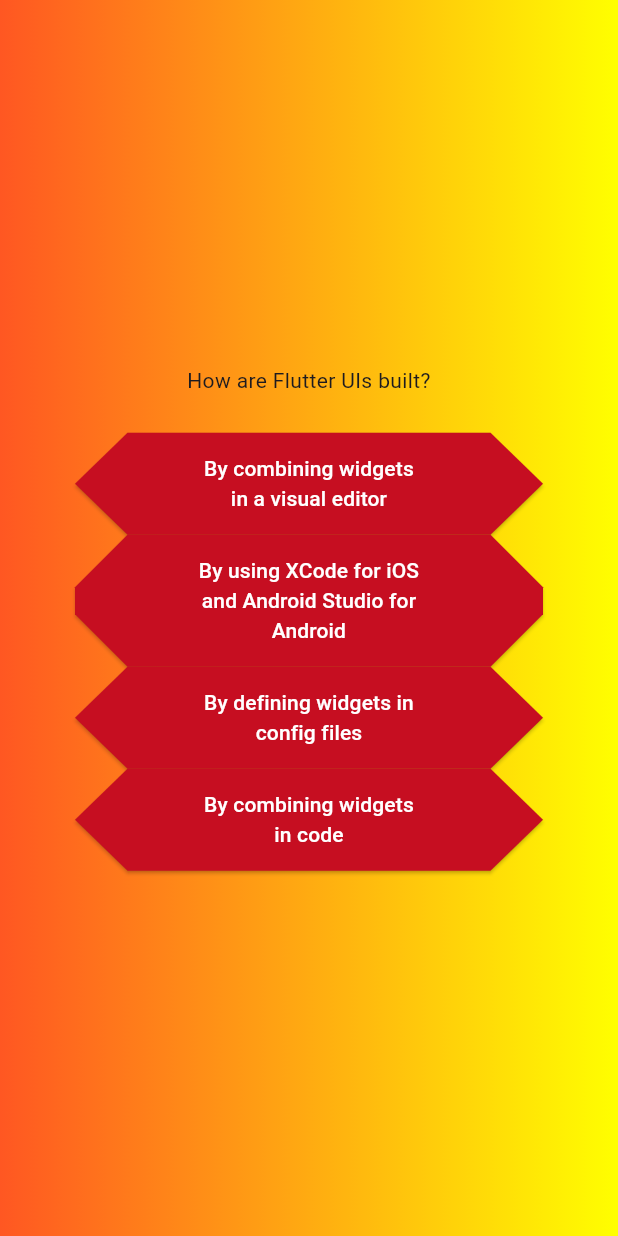
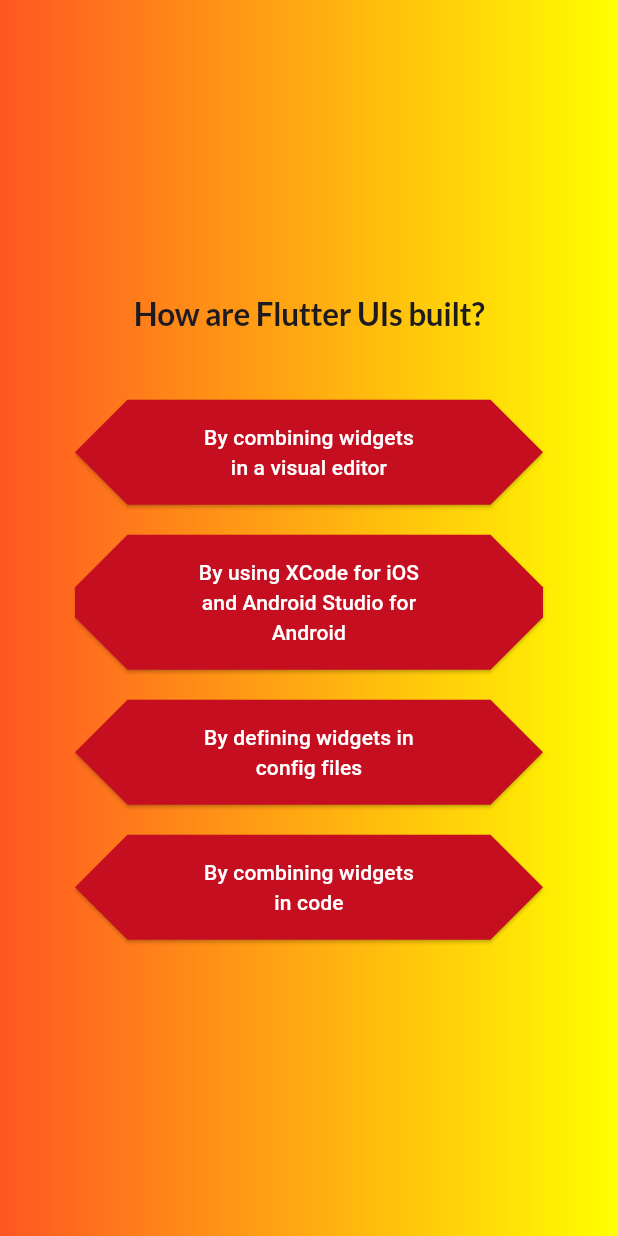
Before and after one commit to Manas4507/second_app, a Flutter app: the screen it shows after launch, after a tap on "Start quiz", after a tap on "Components", on a phone screen of 412 x 824 dp. Run offline on Flutter 3.47's test engine with Material 3 defaults, Android fonts, the phone set to English and light mode, and no system bars; our stand-ins replace google_fonts.

```diff
--- a/lib/answerbutton.dart
+++ b/lib/answerbutton.dart
@@ -2,6 +2,7 @@ import 'package:flutter/cupertino.dart';
 import 'package:flutter/material.dart';
 import 'package:flutter/painting.dart';
 import 'package:flutter/rendering.dart';
+import 'package:flutter/widgets.dart';
 
 class AnswerButton extends StatelessWidget{
 
@@ -14,15 +15,18 @@ class AnswerButton extends StatelessWidget{
   Widget build(BuildContext context) {
     //
     return ElevatedButton(
+
       onPressed: ontap,
       style: ElevatedButton.styleFrom(
         padding: const EdgeInsets.symmetric(
           horizontal: 80,
-          vertical: 14,
+          vertical: 15,
+
         ),
         foregroundColor: Colors.white,
         backgroundColor: Color.fromARGB(255, 198, 14, 33),
         shape:BeveledRectangleBorder(borderRadius: BorderRadius.circular(35)),
+
 
       ),
       child: Text(answerText,textAlign: TextAlign.center,),) ;
--- a/lib/que_screen.dart
+++ b/lib/que_screen.dart
@@ -1,10 +1,11 @@
 import 'package:flutter/material.dart';
 import 'package:second_app/answerbutton.dart';
 import 'package:second_app/data/questions.dart';
+import 'package:google_fonts/google_fonts.dart';
 class QuestionsScreen extends StatefulWidget{
- const QuestionsScreen({super.key});
+ const QuestionsScreen({super.key,required this.onSelectAnswer});
 
-
+ final void Function(String answer) onSelectAnswer;
   @override
   State <QuestionsScreen> createState(){
     return _QuestionsScreenState();
@@ -15,8 +16,8 @@ class _QuestionsScreenState extends State<QuestionsScreen>{
 
   var currentQuestionIndex=0;
 
-  void answerQuestion(){
-
+  void answerQuestion(String selectedAnswer){
+    widget.onSelectAnswer(selectedAnswer);
     setState(() {
       currentQuestionIndex++;
     });
@@ -37,12 +38,21 @@ class _QuestionsScreenState extends State<QuestionsScreen>{
           mainAxisAlignment: MainAxisAlignment.center,
          crossAxisAlignment: CrossAxisAlignment.stretch,
 
-          children: [
-             Text(currentQuestion.text,textAlign: TextAlign.center,),
+          children: <Widget>[
+             Text(currentQuestion.text,textAlign: TextAlign.center, style: GoogleFonts.lato(
+                textStyle: Theme.of(context).textTheme.displayLarge,
+                fontSize: 21,
+                fontWeight: FontWeight.w700,
+                fontStyle: FontStyle.normal,
+              ),
+             ),
             const SizedBox(height: 25,),
 
             ...currentQuestion.getShuffledAnswer().map((answer) {
-              return AnswerButton(answerText: answer, ontap: answerQuestion,);
+              return Padding(
+                padding: const EdgeInsets.only(top: 20),
+                child: AnswerButton(answerText: answer, ontap: (){ answerQuestion(answer);},),
+              );
             }),
 
             // AnswerButton(answerText: currentQuestion.ans[0], ontap: (){}),
--- a/lib/quiz.dart
+++ b/lib/quiz.dart
@@ -4,7 +4,8 @@ import 'package:flutter/material.dart';
 
 import 'package:second_app/que_screen.dart';
 import 'package:second_app/start_screen.dart';
-
+import 'package:second_app/data/questions.dart';
+import 'package:second_app/result_screen.dart';
 class Quiz extends StatefulWidget{
  const Quiz({super.key});
 
@@ -16,6 +17,9 @@ class Quiz extends StatefulWidget{
 }
 
 class _Quizstate extends State<Quiz>{
+
+
+   List<String> selectedAnswers=[];
   var activeScreen='start-screen';
 
 // @override
@@ -25,8 +29,18 @@ class _Quizstate extends State<Quiz>{
 //   }
   void switchScreen (){
     setState(() {
+      selectedAnswers=[];
       activeScreen= 'questions-screen';
     });
+  }
+
+  void chooseAnswer(String answer){
+    selectedAnswers.add(answer);
+    if(selectedAnswers.length==questions.length){
+      setState(() {
+        activeScreen='results-screen';
+      });
+    }
   }
 @override
 
@@ -35,7 +49,11 @@ Widget build(context) {
 
   Widget screenWidget=StartScreen(switchScreen);
   if (activeScreen=='questions-screen'){
-    screenWidget=const QuestionsScreen();
+    screenWidget= QuestionsScreen(onSelectAnswer: chooseAnswer,);
+  }
+
+  if(activeScreen=='results-screen'){
+    screenWidget=const ResultScreen();
   }
   return  MaterialApp(
       home:Scaffold(
--- a/lib/start_screen.dart
+++ b/lib/start_screen.dart
@@ -1,4 +1,5 @@
 import 'package:flutter/material.dart';
+import 'package:google_fonts/google_fonts.dart';
 
 
 class StartScreen extends StatelessWidget{
@@ -19,10 +20,12 @@ class StartScreen extends StatelessWidget{
           Image.asset('assets/images/quiz.png',width: 250,),
 
           const  SizedBox(height: 40,),
-          const Text('Learn flutter the fun way!',
-          style: TextStyle(
+           Text('Learn flutter the fun way!',
+          style: GoogleFonts.fanwoodText(
             fontSize: 28,
             color: Color.fromARGB(235, 255, 0, 0),
+            fontWeight: FontWeight.w700,
+                fontStyle: FontStyle.italic,
           ),
           ),
           const SizedBox(height: 20,),
--- a/pubspec.yaml
+++ b/pubspec.yaml
@@ -35,6 +35,7 @@ dependencies:
   # The following adds the Cupertino Icons font to your application.
   # Use with the CupertinoIcons class for iOS style icons.
   cupertino_icons: ^1.0.6
+  google_fonts: ^6.2.0
 
 dev_dependencies:
   flutter_test:
```
Also changed, not shown: lib/result_screen.dart (added, +29 -0 lines), pubspec.lock, 1 other file.
